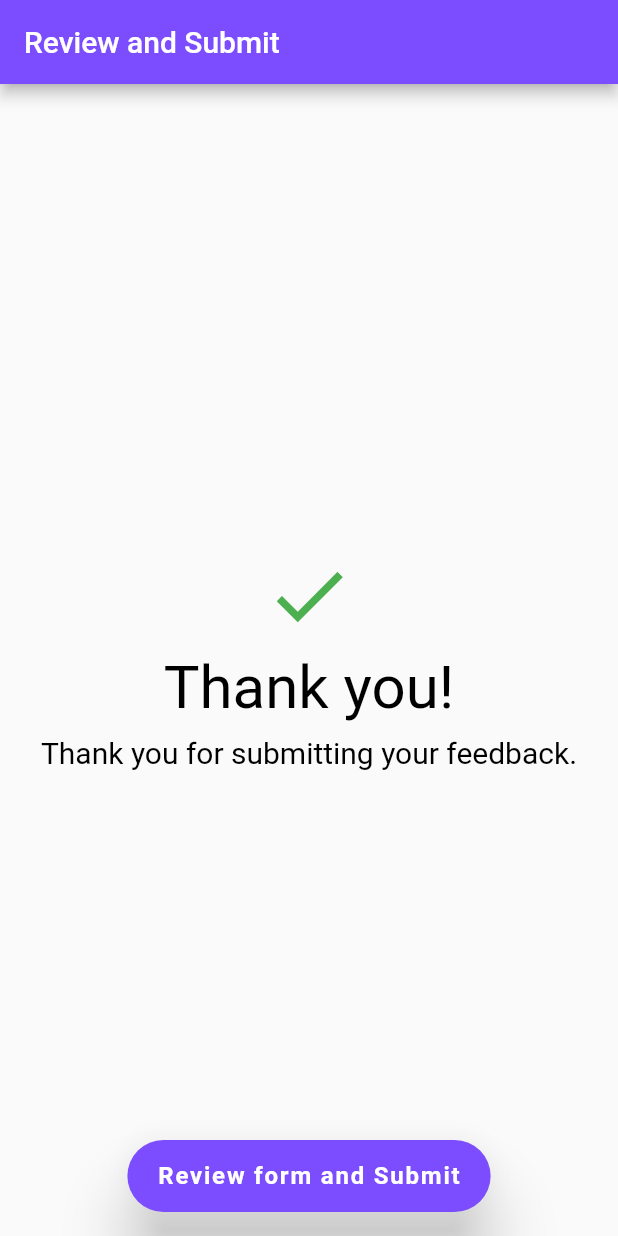
After one commit to shridhar49/siemensCSF, a Flutter app: the RNSPage screen opened directly, after a tap on "Review form and Submit", on a phone screen of 412 x 824 dp. The commit adds this screen. Run offline on Flutter 3.47's test engine with Material 2 defaults, Android fonts, the phone set to English and light mode, and no system bars; our stand-ins replace fluttertoast, open_file, pdf, smooth_star_rating, sprintf; missing offline and left inert: esys_flutter_share; statements that could not run were skipped.

Commit message:
RNS page

```diff
--- a/lib/main.dart
+++ b/lib/main.dart
@@ -1,5 +1,6 @@
 import 'package:customersatisfactionform/home_page.dart';
 import 'package:customersatisfactionform/questions.dart';
+import 'package:customersatisfactionform/review_and_submit.dart';
 import 'package:flutter/cupertino.dart';
 import 'package:flutter/material.dart';
 
--- a/lib/question.dart
+++ b/lib/question.dart
@@ -28,7 +28,7 @@ class QuestionPageState extends State<QuestionPage> {
               Text(
                 getQuestion(),
                 textAlign: TextAlign.center,
-                style: TextStyle(fontFamily: 'Muli'),
+
               ),
             SmoothStarRating(
               rating: getRating(),
--- /dev/null
+++ b/lib/review_and_submit.dart
@@ -0,0 +1,230 @@
+import 'dart:io';
+
+import 'package:flutter/cupertino.dart';
+import 'package:flutter/material.dart';
+import 'package:flutter/services.dart';
+import 'package:open_file/open_file.dart';
+import 'package:path_provider/path_provider.dart';
+import 'package:pdf/pdf.dart';
+import 'package:customersatisfactionform/globals.dart' as globals;
+import 'package:sprintf/sprintf.dart';
+import 'package:pdf/widgets.dart' as pw;
+
+class RNSPage extends StatefulWidget {
+  @override
+  RNSPageState createState() => RNSPageState();
+}
+
+class RNSPageState extends State<RNSPage> {
+  @override
+  Widget build(BuildContext context) {
+    return SafeArea(
+      child: Scaffold(
+        appBar: AppBar(
+          backgroundColor: Colors.deepPurpleAccent,
+          title: Text(
+            'Review and Submit',
+            style: TextStyle(
+              color: Colors.white,
+            ),
+          ),
+        ),
+        floatingActionButton: FloatingActionButton.extended(
+            elevation: 18.0,
+            label: SingleChildScrollView(
+              child: Column(
+                children: <Widget>[
+                  Text(
+                    'Review form and Submit',
+                    style: TextStyle(
+                        fontSize: 16,
+                        fontWeight: FontWeight.bold),
+                  ),
+
+                ],
+              ),
+            ),
+            backgroundColor: Colors.deepPurpleAccent,
+            onPressed: () {
+              generatePDF();
+            }),
+        floatingActionButtonLocation: FloatingActionButtonLocation.centerFloat,
+        body: Column(
+          mainAxisAlignment: MainAxisAlignment.center,
+          crossAxisAlignment: CrossAxisAlignment.center,
+          children: <Widget>[
+            Center(
+              child:  Icon(
+                Icons.done,
+                color: Colors.green,
+                size: 60,
+              ),
+            ),
+            Padding(
+              padding: const EdgeInsets.all(8.0),
+              child: Text(
+                'Thank you!',
+                style: TextStyle(
+                    fontSize: 40,
+                    color: Colors.black),
+              ),
+            ),
+            Text(
+              'Thank you for submitting your feedback.',
+              style: TextStyle(
+                  fontSize: 20,
+                  color: Colors.black),
+            ),
+          ],
+        ),
+      ),
+    );
+  }
+
+  generatePDF() async {
+    final pdf = pw.Document();
+    final siemens_energy = PdfImage.file(
+      pdf.document,
+      bytes: (await rootBundle.load('assets/img/siemens_energy.jpg'))
+          .buffer
+          .asUint8List(),
+    );
+
+    List<List<String>> salidas = new List();
+    salidas.add(<String>['Quality Aspect', 'Satisfaction Level', 'Remarks']);
+
+    for (var indice = 0; indice < 10; indice++) {
+      switch (indice) {
+        case 0:
+          List<String> recind = <String>[
+            globals.Q1,
+            sprintf("%.1f", [globals.Q1rating]),
+            ""
+          ];
+          salidas.add(recind);
+          break;
+        case 1:
+          List<String> recind = <String>[
+            globals.Q2,
+            sprintf("%.1f", [globals.Q2rating]),
+            ""
+          ];
+          salidas.add(recind);
+          break;
+        case 2:
+          List<String> recind = <String>[
+            globals.Q3,
+            sprintf("%.1f", [globals.Q3rating]),
+            ""
+          ];
+          salidas.add(recind);
+          break;
+        case 3:
+          List<String> recind = <String>[
+            globals.Q4,
+            sprintf("%.1f", [globals.Q4rating]),
+            ""
+          ];
+          salidas.add(recind);
+          break;
+        case 4:
+          List<String> recind = <String>[
+            globals.Q5,
+            sprintf("%.1f", [globals.Q5rating]),
+            ""
+          ];
+          salidas.add(recind);
+          break;
+        case 5:
+          List<String> recind = <String>[
+            globals.Q6,
+            sprintf("%.1f", [globals.Q6rating]),
+            ""
+          ];
+          salidas.add(recind);
+          break;
+        case 6:
+          List<String> recind = <String>[
+            globals.Q7,
+            sprintf("%.1f", [globals.Q7rating]),
+            ""
+          ];
+          salidas.add(recind);
+          break;
+        case 7:
+          List<String> recind = <String>[
+            globals.Q8,
+            sprintf("%.1f", [globals.Q8rating]),
+            ""
+          ];
+          salidas.add(recind);
+          break;
+        case 8:
+          List<String> recind = <String>[
+            globals.Q9,
+            sprintf("%.1f", [globals.Q9rating]),
+            ""
+          ];
+          salidas.add(recind);
+          break;
+        case 9:
+          List<String> recind = <String>[
+            globals.Q10,
+            sprintf("%.1f", [globals.Q10rating]),
+            ""
+          ];
+          salidas.add(recind);
+          break;
+      }
+    }
+
+    pdf.addPage(pw.Page(
+      pageFormat: PdfPageFormat.a4,
+      build: (pw.Context context) {
+        return pw.Column(children: [
+          pw.Column(
+              mainAxisAlignment: pw.MainAxisAlignment.center,
+              crossAxisAlignment: pw.CrossAxisAlignment.center,
+              children: [
+                pw.SizedBox(
+                  height: 80,
+                  child: pw.Image(siemens_energy),
+                ),
+                pw.Padding(
+                    padding: pw.EdgeInsets.only(top: 5, bottom: 8),
+                    child: pw.FittedBox(
+                        fit: pw.BoxFit.scaleDown,
+                        child: pw.SizedBox(
+                          child: pw.Text(
+                            "Measurement of Customer Satisfaction",
+                            softWrap: true,
+                            textAlign: pw.TextAlign.center,
+                            style: pw.TextStyle(
+                              color: PdfColors.deepPurpleAccent,
+                              fontSize: 28,
+                              fontWeight: pw.FontWeight.bold,
+                            ),
+                          ),
+                        ))),
+                pw.Table.fromTextArray(context: context, data: salidas),
+              ])
+        ]);
+      },
+    ));
+
+    Directory output = await getApplicationDocumentsDirectory();
+    final bcareport = File("${output.path}/BCAReport.pdf");
+    print(output);
+    print(bcareport);
+    await bcareport.writeAsBytesSync(pdf.save());
+    OpenFile.open(bcareport.path);
+
+//    try {
+//      Uint8List bytes = bcareport.readAsBytesSync();
+//      await Share.file(
+//          'BCA Report and Analysis', 'BCAReport.pdf', bytes, 'text/csv');
+//    } catch (e) {
+//      print('error: $e');
+//    }
+  }
+}
```
Also changed, not shown: lib/questions.dart (+47 -173 lines).
